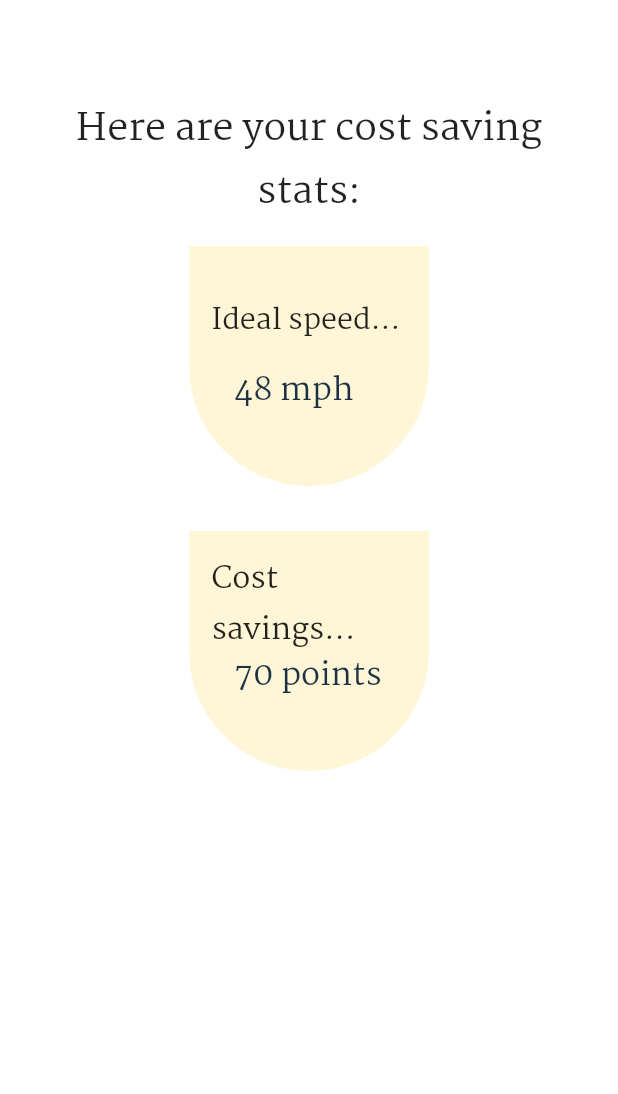
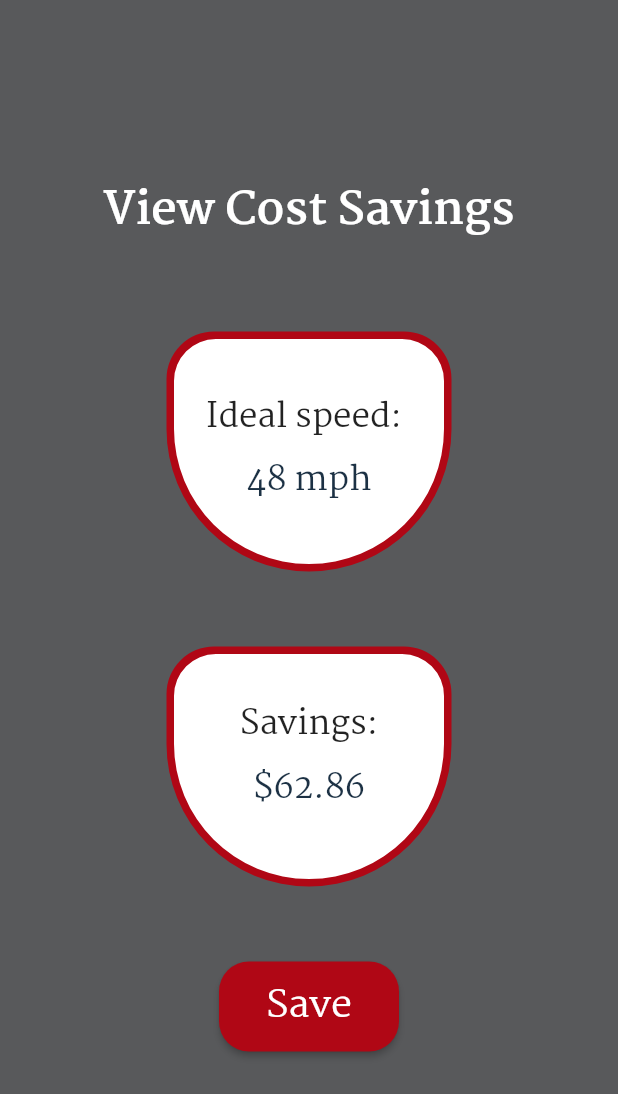
Before and after one commit to avanivg/electips, a Flutter app: the NavbarPage screen opened by its route, after a tap on "Calculate Stats", on a phone screen of 412 x 824 dp. Shown: the top 1094 px of the screen. Run offline on Flutter 3.47's test engine with Material 2 defaults, Android fonts, the phone set to English and light mode, and no system bars; our stand-ins replace cloud_firestore, firebase_auth, firebase_core; accounts and stored records are empty; network calls fail.

Commit message:
Lots of UI

```diff
--- a/elec_tips/lib/efficiency.dart
+++ b/elec_tips/lib/efficiency.dart
@@ -18,7 +18,7 @@ class _EfficiencyPageState extends State<EfficiencyPage> {
 
   Widget build(BuildContext context) {
     return Scaffold(
-      backgroundColor: const Color.fromARGB(255, 255, 255, 255),
+      backgroundColor: const Color.fromARGB(255, 88, 89, 91),
       body: Center(
         child: Stack(
           children: <Widget>[
@@ -29,7 +29,7 @@ class _EfficiencyPageState extends State<EfficiencyPage> {
                   padding: const EdgeInsets.all(25),
                   child: const Text(
                       'Calculate your savings!',
-                      style: TextStyle(color: Color.fromARGB(255, 0, 0, 0), fontSize: 30, fontFamily: "Martel", fontWeight: FontWeight.bold, ),
+                      style: TextStyle(color: Color.fromARGB(255, 255, 255, 255), fontSize: 30, fontFamily: "Martel", fontWeight: FontWeight.bold, ),
                       textAlign: TextAlign.center ),
 
 
@@ -49,9 +49,9 @@ class _EfficiencyPageState extends State<EfficiencyPage> {
                           borderRadius: BorderRadius.circular(20.0)
                       ),
                       filled: true,
-                      fillColor: const Color.fromARGB(255, 88, 89, 91),
+                      fillColor: const Color.fromARGB(255, 255, 255, 255),
                       hintText: 'Trip name',
-                      hintStyle: TextStyle(fontSize: 14.0, color: Color.fromARGB(255, 204, 204, 204)),
+                      hintStyle: TextStyle(fontSize: 14.0,fontFamily: "Martel", color: Color.fromARGB(255, 0, 0, 0)),
                     ),
                   ),
                 ),
@@ -68,9 +68,9 @@ class _EfficiencyPageState extends State<EfficiencyPage> {
                           borderRadius: BorderRadius.circular(20.0)
                       ),
                       filled: true,
-                      fillColor: const Color.fromARGB(255, 88, 89, 91),
+                      fillColor: const Color.fromARGB(255, 255, 255, 255),
                       hintText: "Trip distance in miles",
-                      hintStyle: TextStyle(fontSize: 14.0, color: Color.fromARGB(255, 204, 204, 204)),
+                      hintStyle: TextStyle(fontSize: 14.0, fontFamily: "Martel", color: Color.fromARGB(255, 0, 0, 0)),
                     ),
                     enabled: true,
                   ),
--- a/elec_tips/lib/leaderboard.dart
+++ b/elec_tips/lib/leaderboard.dart
@@ -10,7 +10,9 @@ class _LeaderboardPageState extends State<LeaderboardPage> {
   @override
   Widget build(BuildContext context) {
     return Scaffold(
+      backgroundColor: const Color.fromARGB(255, 88, 89, 91),
       body: Center(
+
         child: Column(
             children: <Widget>[
        Container(
@@ -18,7 +20,7 @@ class _LeaderboardPageState extends State<LeaderboardPage> {
 
             child: const Text(
                 'Leaderboard',
-                style: TextStyle (fontSize: 40, fontFamily: "Martel", fontWeight: FontWeight.bold)
+                style: TextStyle (fontSize: 40, fontFamily: "Martel", fontWeight: FontWeight.bold, color: Colors.white)
             ),
 
           ),
@@ -46,7 +48,7 @@ class _LeaderboardPageState extends State<LeaderboardPage> {
                   ),
                   //child: Material(
                       child: ListTile(
-                        title:Text("Grace",   style: TextStyle(fontSize: 20, fontFamily: "Martel")) ,
+                        title:Text("Grace",   style: TextStyle(fontSize: 20, fontFamily: "Martel", fontWeight: FontWeight.bold)) ,
 
                       )
                  // ),
--- a/elec_tips/lib/login.dart
+++ b/elec_tips/lib/login.dart
@@ -27,16 +27,15 @@ class _LoginPageState extends State<LoginPage> {
       // ),
 
       body: Container(
-        margin: EdgeInsets.fromLTRB(30, 25, 30, 50),
+        margin: EdgeInsets.fromLTRB(30, 30, 30, 0),
 
         child: Stack(
           children: <Widget>[
             Column(
                 children:<Widget>[
 
-                  SizedBox(height: 30),
 
-                  //Image.asset('assets/images/logo2.png'),
+                  Image.asset('assets/images/logo3.png'),
 
                   Container(
                     child: Align(
@@ -67,7 +66,7 @@ class _LoginPageState extends State<LoginPage> {
             Column(
               children: <Widget>[
 
-                SizedBox(height: 210),
+                SizedBox(height: 320),
 
                 Container(
                   child: Align(
@@ -97,7 +96,7 @@ class _LoginPageState extends State<LoginPage> {
                   ),
                 ),
 
-                SizedBox(height: 50),
+                SizedBox(height: 30),
 
                 Container(
                   child: Align(
@@ -156,7 +155,7 @@ class _LoginPageState extends State<LoginPage> {
                     ]
                 ),
 
-                SizedBox(height: 150),
+                SizedBox(height: 80),
 
                 Row(
                     children: [
--- a/elec_tips/lib/navbar.dart
+++ b/elec_tips/lib/navbar.dart
@@ -27,8 +27,8 @@ class _NavbarPageState extends State<NavbarPage> {
       bottomNavigationBar: BottomNavigationBar(
         currentIndex: _selectedIndex,
         unselectedIconTheme: IconThemeData(color: Color.fromARGB(255, 0, 0, 0)),
-        unselectedLabelStyle: TextStyle(color: Color.fromARGB(255, 0, 0, 0), fontFamily: "Martel", fontWeight: FontWeight.bold ), // FIGURE THIS OUT
-
+        unselectedLabelStyle: TextStyle(color: Color.fromARGB(255, 0, 0, 0), fontFamily: "Martel", fontWeight: FontWeight.bold ),
+        selectedLabelStyle: TextStyle(color: Color.fromARGB(255, 0, 0, 0), fontFamily: "Martel"),
         backgroundColor: Color.fromARGB(255, 176, 7, 21),
 
 
@@ -44,7 +44,7 @@ class _NavbarPageState extends State<NavbarPage> {
             icon: Icon(Icons.add_location_outlined,
               //color: Color.fromARGB(255, 28, 49, 68),
             ),
-            label: 'My trips',
+            label: 'My Trips',
           ),
           BottomNavigationBarItem(
             icon: Icon(Icons.auto_graph_sharp,
--- a/elec_tips/lib/signup.dart
+++ b/elec_tips/lib/signup.dart
@@ -25,13 +25,15 @@ class _SignupPageState extends State<SignupPage> {
       // ),
 
       body: Container(
-        margin: EdgeInsets.fromLTRB(30, 25, 30, 50),
+        margin: EdgeInsets.fromLTRB(30, 25, 30, 20),
 
         child: Stack(
           children: <Widget>[
+            Image.asset('assets/images/logo3.png'),
+
             Column(
                 children:<Widget>[
-                  SizedBox(height: 50),
+                  SizedBox(height: 200),
 
                   Container(
                     child: Align(
@@ -45,7 +47,7 @@ class _SignupPageState extends State<SignupPage> {
             Column(
               children: <Widget>[
 
-                SizedBox(height: 200),
+                SizedBox(height: 300),
 
                 Container(
                   child: Align(
@@ -105,7 +107,7 @@ class _SignupPageState extends State<SignupPage> {
 
 
 
-                SizedBox(height: 150),
+                SizedBox(height: 110),
 
                 Row(
                     children: [
--- a/elec_tips/lib/stats.dart
+++ b/elec_tips/lib/stats.dart
@@ -1,4 +1,3 @@
-
 import 'package:flutter/cupertino.dart';
 import 'package:flutter/material.dart';
 class StatsPage extends StatefulWidget {
@@ -12,102 +11,110 @@ class _StatsPageState extends State<StatsPage>  {
   @override
   Widget build(BuildContext context) {
     return Scaffold(
-      backgroundColor: const Color.fromARGB(255, 255, 255, 255),
+      backgroundColor: const Color.fromARGB(255, 88, 89, 91),
       body: Center(
         child: Stack(
           children: <Widget>[
             Column(
               children: <Widget>[
-                const SizedBox(height: 50),
+                const SizedBox(height: 100),
                 Container(
-                    padding: const EdgeInsets.all(15),
-                    child: Center(
+                  padding: const EdgeInsets.all(15),
+                  child: Center(
                       child: const Text(
 
-                        'Here are your cost saving stats: ',
+                        'View Cost Savings',
                         textAlign: TextAlign.center,
-                        style: TextStyle(fontSize: 25, fontFamily: "Martel"),
+                        style: TextStyle(fontSize: 30, fontFamily: "Martel", fontWeight: FontWeight.bold, color: Color.fromARGB(255,255, 255, 255),
 
-                      ),
-                    )
-
+                        ),
+                      )
+                  ),
                 ),
                 Container(
-                  margin: const EdgeInsets.only(right: 50, left: 50),
-                  padding: const EdgeInsets.all(15),
+                  margin: const EdgeInsets.only(right: 50, left: 50, top: 40),
+                  padding: const EdgeInsets.all(18),
                   alignment: Alignment.topLeft,
                   child: Stack(
                     children: const [
                       Align(
                           alignment: Alignment(-.5, -.6),
                           child: Text(
-                            "Ideal speed... ",
-                            style: TextStyle(fontSize: 19, fontFamily: "Martel"),
+                            "Ideal speed:",
+                            textAlign: TextAlign.center,
+                            style: TextStyle(fontSize: 22, fontFamily: "Martel"),
                           )
                       ),
                       Align(
                           alignment: Alignment(0, .5),
-                          child: TextField(
-                            decoration: InputDecoration(
-                              contentPadding: EdgeInsets.all(15.0),
-                              border: InputBorder.none,
-                              hintText: "48 mph",
-                              hintStyle: TextStyle(
-                                  fontSize: 21, fontFamily: "Martel", color: Color.fromARGB(255, 28, 49, 68)
-                              ),
+                          child: const Text(
+                            //contentPadding: EdgeInsets.all(15.0),
+                            "48 mph",
+                            textAlign: TextAlign.center,
+                            style: TextStyle(
+                                fontSize: 22, fontFamily: "Martel", color: Color.fromARGB(255, 28, 49, 68)
                             ),
 
-                            enabled: true,
                           )),
                     ],
                   ),
-                  width: 160.0,
+                  width: 190.0,
                   height: 160.0,
-                  decoration: const BoxDecoration(
-                      color: Color.fromARGB(255, 254, 246, 215),
+                  decoration:  BoxDecoration(
+
+                      color: Color.fromARGB(255, 255, 255, 255),
                       shape: BoxShape.rectangle,
+                      border: Border.all(
+                        width: 5,
+                        color: Color.fromARGB(255, 176, 7, 21),  // red as border color
+                      ),
                       borderRadius: BorderRadius.only(
-                        //topRight: Radius.circular(150),
+                        //BorderRadius.color(Color.fromARGB(255, 176, 7, 21),),
+                          topRight: Radius.circular(50),
+                          topLeft: Radius.circular(50),
                           bottomRight: Radius.circular(150),
                           bottomLeft: Radius.circular(150))),
                 ),
+                SizedBox(height:10),
                 Container(
-                  margin: const EdgeInsets.only(right: 50, left: 50, top: 30),
-                  padding: const EdgeInsets.all(15),
+                  margin: const EdgeInsets.only(right: 50, left: 50, top: 40),
+                  padding: const EdgeInsets.all(28),
                   alignment: Alignment.centerLeft,
                   child: Stack(
-                    children: const [
+                    children: <Widget> [
+                      SizedBox(height:50),
                       Align(
                         alignment: Alignment.topCenter,
                         child: Text(
-                          "Cost savings... ",
-                          style: TextStyle(fontSize: 20, fontFamily: "Martel"),
+                          "Savings: ",
+                          textAlign: TextAlign.center,
+                          style: TextStyle(fontSize: 22, fontFamily: "Martel"),
                         ),
                       ),
                       Align(
                           alignment: Alignment(0, .5),
-                          child: TextField(
-                            decoration: InputDecoration(
-                              contentPadding: EdgeInsets.all(15.0),
-                              border: InputBorder.none,
-                              hintText: "70 points",
-                              hintStyle: TextStyle(
-                                  fontSize: 21, fontFamily: "Martel", color: Color.fromARGB(255, 28, 49, 68)
-                              ),
+                          child: Text(
+                            //contentPadding: EdgeInsets.all(15.0),
+                            "\$62.86",
+                            textAlign: TextAlign.center,
+                            style: TextStyle(
+                                fontSize: 22, fontFamily: "Martel", color: Color.fromARGB(255, 28, 49, 68)
                             ),
-
-                            enabled: true,
                           )),
                     ],
                   ),
-                  width: 160.0,
+                  width: 190.0,
                   height: 160.0,
-                  decoration: const BoxDecoration(
-                      color: Color.fromARGB(255, 254, 246, 215),
+                  decoration: BoxDecoration(
+                      color: Color.fromARGB(255, 255, 255, 255),
                       shape: BoxShape.rectangle,
+                      border: Border.all(
+                        width: 5,
+                        color: Color.fromARGB(255, 176, 7, 21),  // red as border color
+                      ),
                       borderRadius: BorderRadius.only(
-                          topLeft: Radius.circular(0),
-                          topRight: Radius.circular(0),
+                          topRight: Radius.circular(50),
+                          topLeft: Radius.circular(50),
                           bottomRight: Radius.circular(150),
                           bottomLeft: Radius.circular(150))),
                 ),
@@ -116,21 +123,22 @@ class _StatsPageState extends State<StatsPage>  {
                     child: SizedBox(
                       width: 120,
                       height: 60,
-                      // child: ElevatedButton(
-                      //     style: ElevatedButton.styleFrom(
-                      //       shape: RoundedRectangleBorder(
-                      //           borderRadius: BorderRadius.circular(20)
-                      //       ),
-                      //       primary: const Color.fromARGB(255, 176, 7, 21),
-                      //     ),
-                      //     child: const Text('Add trip',
-                      //         style: TextStyle(
-                      //             fontSize: 21, fontFamily: "Martel", color: Color.fromARGB(255,255,255,255)
-                      //         )),
-                      //
-                      //     onPressed: () {
-                      //       setState(() {});
-                      //     }),
+                      child: ElevatedButton(
+                          style: ElevatedButton.styleFrom(
+                            shape: RoundedRectangleBorder(
+                                borderRadius: BorderRadius.circular(20)
+                            ),
+                            primary: const Color.fromARGB(255, 176, 7, 21),
+                          ),
+                          child: const Text('Save',
+                              style: TextStyle(
+                                  fontSize: 25, fontFamily: "Martel", color: Color.fromARGB(255,255,255,255)
+                              )),
+
+                          onPressed: () {
+                            Navigator.pushNamed(context, '/trips');
+                            setState(() {});
+                          }),
                     )
 
                 )
--- a/elec_tips/lib/trips.dart
+++ b/elec_tips/lib/trips.dart
@@ -16,9 +16,7 @@ class _TripsPageState extends State<TripsPage> {
 
   Widget build(BuildContext context) {
     return Scaffold(
-      appBar: AppBar(
-          title: Text('Testing Trips')
-      ),
+
       body: Center(
         child: StreamBuilder (
             stream: distance.snapshots(),
@@ -28,12 +26,30 @@ class _TripsPageState extends State<TripsPage> {
                 return Center(child: Text('Loading'));
               }
               return ListView(
+                padding: EdgeInsets.all(12),
                 children: snapshot.data!.docs.map((dist) {
                   return Center(
                     child: ListTile(
-                      title: Text('Travel Distance'),
-                      leading: Text(dist['tripName']),
-                      subtitle: Text(dist['totalMiles']),
+                        shape: RoundedRectangleBorder(borderRadius: BorderRadius.circular(30.0)),
+                      tileColor: Color.fromARGB(255, 88, 89, 91),
+                      title: Text('Travel Distance',
+                        style: TextStyle(
+                          fontFamily: "Martel",
+                          fontSize: 14,
+                        ),
+                      ),
+                      leading: Text(dist['tripName'],
+                        style: TextStyle(
+                          fontFamily: "Martel",
+                          fontSize: 14,
+                        ),
+                      ),
+                      subtitle: Text(dist['totalMiles'],
+                        style: TextStyle(
+                          fontFamily: "Martel",
+                          fontSize: 14,
+                        ),
+                      ),
                       onLongPress: () {
                         dist.reference.delete();
                       }
--- a/elec_tips/pubspec.yaml
+++ b/elec_tips/pubspec.yaml
@@ -60,8 +60,8 @@ dev_dependencies:
 # The following section is specific to Flutter.
 
 flutter:
-  #assets:
-    #- assets/images/
+  assets:
+    - assets/images/
 
   # The following line ensures that the Material Icons font is
   # included with your application, so that you can use the icons in
```
Also changed, not shown: elec_tips/assets/images/logo.jpg (renamed from elec_tips/assets/logo.jpg), elec_tips/assets/images/logo.png (renamed from elec_tips/assets/logo.png), elec_tips/assets/images/logo2.png (renamed from elec_tips/assets/logo2.png), elec_tips/assets/images/logo3.png (added), elec_tips/assets/images/logo4.png (renamed from elec_tips/assets/logo4.png), elec_tips/assets/logo3.png (deleted).
